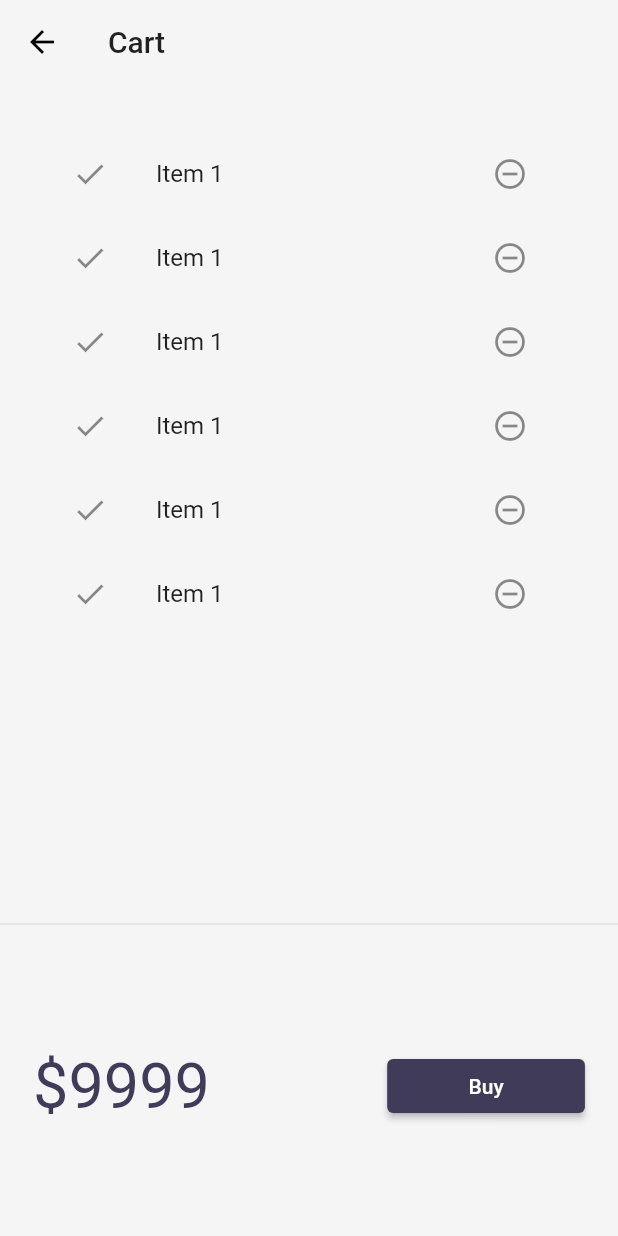
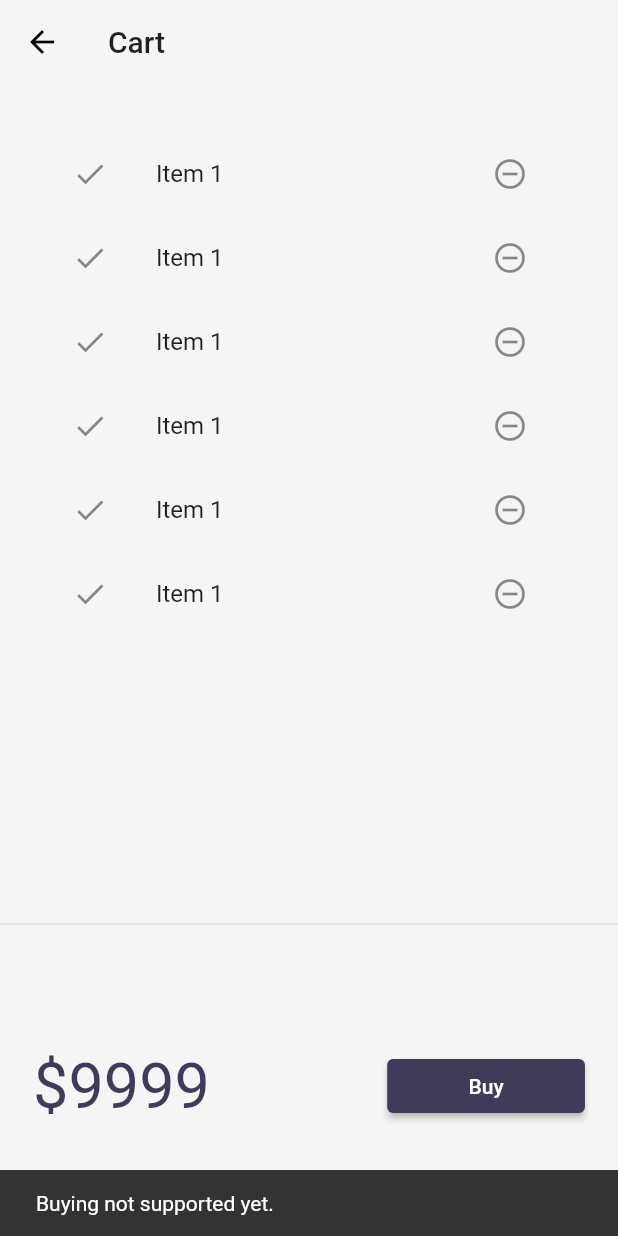
Before and after one commit to AndroidDeveloper3005/thirty-day, a Flutter app: the CartPage screen opened by its route, after a tap on "Buy", on a phone screen of 412 x 824 dp. Run offline on Flutter 3.47's test engine with Material 2 defaults, Android fonts, the phone set to English and light mode, and no system bars; our stand-ins replace velocity_x; network calls fail.

Commit message:
ScaffoldMessenger | Cart Model | List fold

```diff
--- a/lib/models/catalog.dart
+++ b/lib/models/catalog.dart
@@ -4,18 +4,18 @@
   static List<Item> items = [];
 
     // Get Item by ID
-  static Item getById(int id) =>
+   Item getById(int id) =>
       items.firstWhere((element) => element.id == id, orElse: null);
 
   // Get Item by position
-  static Item getByPosition(int pos) => items[pos];
+   Item getByPosition(int pos) => items[pos];
 }
 
 class Item {
   final int id;
   final String name;
   final String desc;
-  final String price;
+  final num price;
   final String image;
 
   Item(
@@ -29,7 +29,7 @@
     int? id,
     String? name,
     String? desc,
-    String? price,
+    num? price,
     String? image,
   }) {
     return Item(
--- a/lib/pages/cartPage.dart
+++ b/lib/pages/cartPage.dart
@@ -36,7 +36,11 @@
           "\$9999".text.xl5.color(context.theme.accentColor).make(),
           30.widthBox,
           ElevatedButton(
-            onPressed: () {},
+            onPressed: () {
+               ScaffoldMessenger.of(context).showSnackBar(SnackBar(
+                content: "Buying not supported yet.".text.make(),
+              ));
+            },
             style: ButtonStyle(
                 backgroundColor:
                     MaterialStateProperty.all(context.theme.buttonColor)),
@@ -60,9 +64,9 @@
     return ListView.builder(
       itemCount: 6,
       itemBuilder: (context, index) => ListTile(
-        leading: Icon(Icons.done),
+        leading: const Icon(Icons.done),
         trailing: IconButton(
-          icon: Icon(Icons.remove_circle_outline),
+          icon: const Icon(Icons.remove_circle_outline),
           onPressed: () {},
         ),
         title: "Item 1".text.make(),
--- a/lib/widgets/home_widget/catalog_list.dart
+++ b/lib/widgets/home_widget/catalog_list.dart
@@ -13,7 +13,7 @@
       shrinkWrap: true,
       itemCount: CatalogModel.items.length,
       itemBuilder: (context, index) {
-        final catalog = CatalogModel.getByPosition(index);
+        final catalog = CatalogModel.items[index];
         return InkWell(
           onTap: ()=>Navigator.push(context, MaterialPageRoute(builder: (context)=> HomeDetailPage(catalogItem: catalog))),
           child: CatalogItem(
```
Also changed, not shown: assets/files/products.json (+8 -8 lines), lib/models/cart.dart (added, +34 -0 lines).
